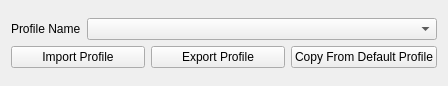
Before: the Qt Designer form src/qt_gui/profile_selector.ui in mavak/linux-track, drawn with Qt 5.
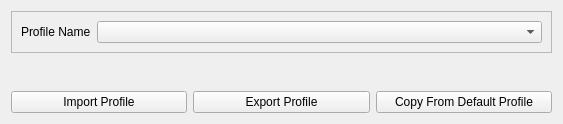
After: the same form once the commit is applied.

```diff
--- a/src/qt_gui/profile_selector.ui
+++ b/src/qt_gui/profile_selector.ui
@@ -6,17 +6,24 @@
    <rect>
     <x>0</x>
     <y>0</y>
-    <width>448</width>
-    <height>86</height>
+    <width>563</width>
+    <height>124</height>
    </rect>
   </property>
   <property name="windowTitle">
    <string>Form</string>
   </property>
+  <layout class="QVBoxLayout" name="verticalLayout_2">
+   <item>
+    <widget class="QFrame" name="frame">
+     <property name="frameShape">
+      <enum>QFrame::StyledPanel</enum>
+     </property>
+     <property name="frameShadow">
+      <enum>QFrame::Raised</enum>
+     </property>
   <layout class="QVBoxLayout" name="verticalLayout">
    <item>
-    <layout class="QVBoxLayout" name="AxesSetup">
-     <item>
       <layout class="QHBoxLayout" name="horizontalLayout_12">
        <item>
         <widget class="QLabel" name="label_12">
@@ -50,6 +57,25 @@
       </layout>
      </item>
      <item>
+       <layout class="QVBoxLayout" name="AxesSetup"/>
+      </item>
+     </layout>
+    </widget>
+   </item>
+   <item>
+    <spacer name="verticalSpacer">
+     <property name="orientation">
+      <enum>Qt::Vertical</enum>
+     </property>
+     <property name="sizeHint" stdset="0">
+      <size>
+       <width>20</width>
+       <height>40</height>
+      </size>
+     </property>
+    </spacer>
+   </item>
+   <item>
       <layout class="QHBoxLayout" name="horizontalLayout_9">
        <item>
         <widget class="QPushButton" name="ImportProfile">
@@ -71,8 +97,6 @@
           <string>Copy From Default Profile</string>
          </property>
         </widget>
-       </item>
-      </layout>
      </item>
     </layout>
    </item>
```
Lines whose indentation alone changed are shown as unchanged.
